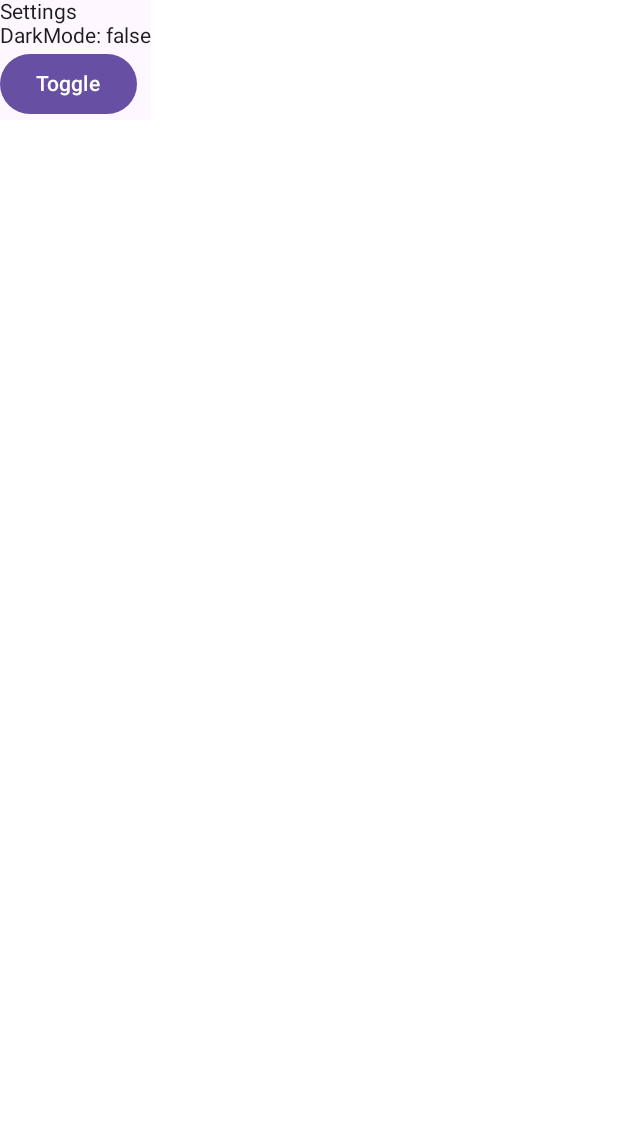
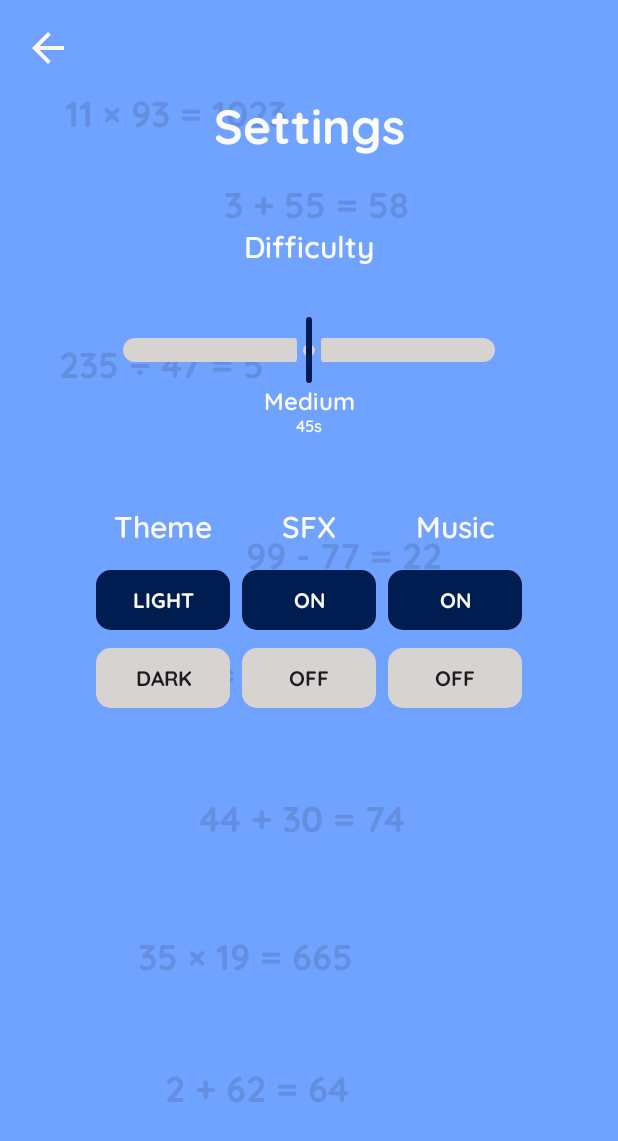
Before and after one commit to frichards17/QuickMaths, an Android app built with Jetpack Compose: the @Preview function Settings_Preview, on a phone screen of 412 x 824 dp. Shown: the top 1141 px of the screen. Run offline under Robolectric (Android 15) with nearby library versions, the phone set to English and light mode, and no system bars.

Commit message:
Implemented settings and navigation transitions

```diff
--- a/app/src/main/java/com/frankrichards/countdownnumbers/components/CustomButton.kt
+++ b/app/src/main/java/com/frankrichards/countdownnumbers/components/CustomButton.kt
@@ -1,6 +1,7 @@
 package com.frankrichards.countdownnumbers.components
 
 import android.content.res.Configuration
+import androidx.compose.foundation.layout.fillMaxWidth
 import androidx.compose.foundation.layout.padding
 import androidx.compose.foundation.layout.width
 import androidx.compose.foundation.shape.RoundedCornerShape
@@ -11,8 +12,11 @@ import androidx.compose.material3.Text
 import androidx.compose.runtime.Composable
 import androidx.compose.ui.Modifier
 import androidx.compose.ui.graphics.Color
+import androidx.compose.ui.text.TextStyle
 import androidx.compose.ui.text.style.TextAlign
 import androidx.compose.ui.tooling.preview.Preview
+import androidx.compose.ui.unit.Dp
+import androidx.compose.ui.unit.TextUnit
 import androidx.compose.ui.unit.dp
 import com.frankrichards.countdownnumbers.ui.theme.CountdownNumbersTheme
 import com.frankrichards.countdownnumbers.ui.theme.button
@@ -24,20 +28,22 @@ fun CustomButton(
     modifier: Modifier = Modifier,
     enabled: Boolean = true,
     color: Color = MaterialTheme.colorScheme.primary,
-    textColor: Color = MaterialTheme.colorScheme.onPrimary
+    textColor: Color = MaterialTheme.colorScheme.onPrimary,
+    textStyle: TextStyle = MaterialTheme.typography.button,
+    textPadding: Dp = 8.dp
 ){
     Button(
         onClick = onClick,
         shape = RoundedCornerShape(10.dp),
         enabled = enabled,
         colors = ButtonDefaults.buttonColors(containerColor = color),
-        modifier = modifier.width(200.dp)
+        modifier = modifier.fillMaxWidth()
     ) {
         Text(
             text.uppercase(),
             textAlign = TextAlign.Center,
-            style = MaterialTheme.typography.button,
-            modifier = Modifier.padding(8.dp),
+            style = textStyle,
+            modifier = Modifier.padding(vertical = textPadding),
             color = if(enabled) textColor else MaterialTheme.colorScheme.onSurface
         )
     }
--- /dev/null
+++ b/app/src/main/java/com/frankrichards/countdownnumbers/components/PreferenceSlider.kt
@@ -0,0 +1,162 @@
+package com.frankrichards.countdownnumbers.components
+
+import android.content.res.Configuration
+import androidx.compose.foundation.Canvas
+import androidx.compose.foundation.layout.Box
+import androidx.compose.foundation.layout.Column
+import androidx.compose.foundation.layout.fillMaxSize
+import androidx.compose.foundation.layout.fillMaxWidth
+import androidx.compose.foundation.layout.height
+import androidx.compose.foundation.layout.padding
+import androidx.compose.material3.ExperimentalMaterial3Api
+import androidx.compose.material3.MaterialTheme
+import androidx.compose.material3.Slider
+import androidx.compose.material3.SliderDefaults
+import androidx.compose.material3.Surface
+import androidx.compose.material3.Text
+import androidx.compose.runtime.Composable
+import androidx.compose.runtime.getValue
+import androidx.compose.runtime.mutableFloatStateOf
+import androidx.compose.runtime.mutableStateOf
+import androidx.compose.runtime.remember
+import androidx.compose.runtime.setValue
+import androidx.compose.ui.Alignment
+import androidx.compose.ui.Modifier
+import androidx.compose.ui.geometry.Offset
+import androidx.compose.ui.graphics.Color
+import androidx.compose.ui.platform.LocalDensity
+import androidx.compose.ui.tooling.preview.Preview
+import androidx.compose.ui.unit.dp
+import com.frankrichards.countdownnumbers.ui.theme.CountdownNumbersTheme
+import com.frankrichards.countdownnumbers.ui.theme.lightSurface
+import com.frankrichards.countdownnumbers.ui.theme.lightText
+
+@Composable
+fun SliderTicks(steps: Int) {
+    Box(
+        modifier = Modifier
+            .fillMaxWidth()
+            .height(10.dp)
+    ) {
+        val drawPadding: Float = with(LocalDensity.current) { 10.dp.toPx() }
+        val color = MaterialTheme.colorScheme.lightSurface
+        Canvas(modifier = Modifier.fillMaxSize()) {
+            val distance: Float = (size.width.minus(2 * drawPadding)).div(steps + 1)
+            for(index in 0..steps + 1){
+                drawCircle(
+                    color = color,
+                    radius = 4.dp.toPx(),
+                    center = Offset(x = drawPadding + index.times(distance), y = size.height / 2)
+                )
+            }
+        }
+    }
+}
+
+@OptIn(ExperimentalMaterial3Api::class)
+@Composable
+fun PreferenceSlider(
+    title: String,
+    steps: Int,
+    value: Float,
+    valueRange: ClosedFloatingPointRange<Float>,
+    thumbLabel: String,
+    sliderValueChanged: (Float) -> Unit,
+    modifier: Modifier = Modifier,
+    thumbSubLabel: String? = null
+    ){
+
+    Column(
+        modifier = modifier.padding(16.dp),
+        horizontalAlignment = Alignment.CenterHorizontally
+    ) {
+
+        Text(
+            title,
+            style = MaterialTheme.typography.titleSmall,
+            color = MaterialTheme.colorScheme.lightText,
+            modifier = Modifier.padding(bottom = 32.dp)
+        )
+
+        Box(
+            contentAlignment = Alignment.Center
+        ){
+
+            SliderTicks(steps)
+            Slider(
+                value = value,
+                onValueChange = sliderValueChanged,
+                steps = steps,
+                valueRange = valueRange,
+                colors = SliderDefaults.colors(
+                    thumbColor = MaterialTheme.colorScheme.primary,
+                    activeTrackColor = MaterialTheme.colorScheme.lightSurface,
+                    inactiveTrackColor = MaterialTheme.colorScheme.lightSurface,
+                    activeTickColor = MaterialTheme.colorScheme.lightSurface,
+                    inactiveTickColor = MaterialTheme.colorScheme.lightSurface,
+                )
+
+            )
+
+        }
+        Column(
+            horizontalAlignment = Alignment.CenterHorizontally
+        ){
+            Text(
+                thumbLabel,
+                style = MaterialTheme.typography.labelLarge,
+                color = MaterialTheme.colorScheme.lightText
+            )
+            if(thumbSubLabel != null) {
+                Text(
+                    thumbSubLabel,
+                    style = MaterialTheme.typography.labelSmall,
+                    color = MaterialTheme.colorScheme.lightText
+                )
+            }
+        }
+    }
+}
+
+@Preview
+@Preview(uiMode = Configuration.UI_MODE_NIGHT_YES)
+@Composable
+private fun PreferenceSliderPreview2() {
+
+    var value by remember {
+        mutableFloatStateOf(1f)
+    }
+
+    var label by remember {
+        mutableStateOf("Medium")
+    }
+
+    CountdownNumbersTheme {
+        Surface(
+            color = MaterialTheme.colorScheme.secondary
+        ) {
+
+            PreferenceSlider(
+                title = "Difficulty",
+                steps = 1,
+                value = value,
+                valueRange = 1f..3f,
+                thumbLabel = label,
+                sliderValueChanged = {
+                    value = it
+                    when(value){
+                        30f -> {
+                            label = "Hard"
+                        }
+                        45f -> {
+                            label = "Medium"
+                        }
+                        60f -> {
+                            label = "Easy"
+                        }
+                    }
+                }
+            )
+        }
+    }
+}
--- /dev/null
+++ b/app/src/main/java/com/frankrichards/countdownnumbers/components/TogglePreference.kt
@@ -0,0 +1,99 @@
+package com.frankrichards.countdownnumbers.components
+
+import androidx.compose.foundation.layout.Arrangement
+import androidx.compose.foundation.layout.Column
+import androidx.compose.foundation.layout.padding
+import androidx.compose.material3.MaterialTheme
+import androidx.compose.material3.Text
+import androidx.compose.runtime.Composable
+import androidx.compose.runtime.getValue
+import androidx.compose.runtime.mutableStateOf
+import androidx.compose.runtime.remember
+import androidx.compose.runtime.setValue
+import androidx.compose.ui.Alignment
+import androidx.compose.ui.Modifier
+import androidx.compose.ui.tooling.preview.Preview
+import androidx.compose.ui.unit.dp
+import com.frankrichards.countdownnumbers.ui.theme.CountdownNumbersTheme
+import com.frankrichards.countdownnumbers.ui.theme.buttonSmall
+import com.frankrichards.countdownnumbers.ui.theme.lightText
+
+@Composable
+fun TogglePreference(
+    title: String,
+    onButtonPress: (Boolean) -> Unit,
+    modifier: Modifier = Modifier,
+    primaryButtonText: String = "ON",
+    secondaryButtonText: String = "OFF",
+    isPrimarySelected: Boolean = true
+) {
+    Column(
+        horizontalAlignment = Alignment.CenterHorizontally,
+        verticalArrangement = Arrangement.spacedBy(4.dp),
+        modifier = modifier
+    ) {
+        Text(
+            title,
+            style = MaterialTheme.typography.titleSmall,
+            color = MaterialTheme.colorScheme.lightText,
+            modifier = Modifier.padding(bottom = 8.dp)
+        )
+
+        CustomButton(
+            text = primaryButtonText,
+            onClick = { onButtonPress(true) },
+            textStyle = MaterialTheme.typography.buttonSmall,
+            textPadding = 2.dp,
+            color = if(isPrimarySelected){
+                MaterialTheme.colorScheme.primary
+            }else{
+                MaterialTheme.colorScheme.surface
+            },
+            textColor = if(isPrimarySelected){
+                MaterialTheme.colorScheme.onPrimary
+            }else{
+                MaterialTheme.colorScheme.onSurface
+            }
+        )
+
+        CustomButton(
+            text = secondaryButtonText,
+            onClick = { onButtonPress(false) },
+            textStyle = MaterialTheme.typography.buttonSmall,
+            textPadding = 2.dp,
+            color = if(isPrimarySelected){
+                MaterialTheme.colorScheme.surface
+            }else{
+                MaterialTheme.colorScheme.primary
+            },
+            textColor = if(isPrimarySelected){
+                MaterialTheme.colorScheme.onSurface
+            }else{
+                MaterialTheme.colorScheme.onPrimary
+            }
+        )
+
+
+    }
+}
+
+@Preview
+@Composable
+private fun TogglePreference_Preview() {
+
+    var darkMode by remember {
+        mutableStateOf(false)
+    }
+
+    CountdownNumbersTheme {
+        TogglePreference(
+            title = "Theme",
+            onButtonPress = {
+                darkMode = !it
+            },
+            primaryButtonText = "LIGHT",
+            secondaryButtonText = "DARK",
+            isPrimarySelected = !darkMode
+        )
+    }
+}
--- a/app/src/main/java/com/frankrichards/countdownnumbers/data/DataStoreManager.kt
+++ b/app/src/main/java/com/frankrichards/countdownnumbers/data/DataStoreManager.kt
@@ -8,6 +8,8 @@ import kotlinx.coroutines.flow.map
 import androidx.datastore.preferences.core.Preferences
 import androidx.datastore.preferences.core.booleanPreferencesKey
 import androidx.datastore.preferences.core.edit
+import androidx.datastore.preferences.core.stringPreferencesKey
+import com.frankrichards.countdownnumbers.screens.Difficulty
 import kotlinx.coroutines.flow.Flow
 
 const val SETTINGS = "settings"
@@ -16,19 +18,61 @@ private val Context.dataStore: DataStore<Preferences> by preferencesDataStore(na
 class DataStoreManager(private val context: Context) {
 
     companion object {
-        val TIMER = intPreferencesKey("timer")
+        val DIFFICULTY = stringPreferencesKey("difficulty")
         val DARK_MODE = booleanPreferencesKey("dark_mode")
+        val MUSIC = booleanPreferencesKey("music")
+        val SFX = booleanPreferencesKey("sfx")
     }
 
+    //region DARK MODE
     suspend fun storeDarkMode(b: Boolean) {
         context.dataStore.edit { prefs ->
             prefs[DARK_MODE] = b
         }
     }
 
-    val darkModeFlow: Flow<Boolean?> = context.dataStore.data.map { preferences ->
-        preferences[DARK_MODE] ?: false
+    val darkModeFlow: Flow<Boolean> = context.dataStore.data.map { prefs ->
+        prefs[DARK_MODE] ?: false
     }
+    //endregion
+
+    //region DIFFICULTY
+    suspend fun storeDifficulty(difficulty: String) {
+        context.dataStore.edit { prefs ->
+            prefs[DIFFICULTY] = difficulty
+        }
+    }
+
+    val difficultyFlow: Flow<String> = context.dataStore.data.map { prefs ->
+        prefs[DIFFICULTY] ?: Difficulty.S_MEDIUM
+    }
+    //endregion
+
+    //region MUSIC
+    suspend fun storeMusic(b: Boolean) {
+        context.dataStore.edit { prefs ->
+            prefs[MUSIC] = b
+        }
+    }
+
+    val musicFlow: Flow<Boolean> = context.dataStore.data.map { prefs ->
+        prefs[MUSIC] ?: true
+    }
+    //endregion
+
+    //region SFX
+    suspend fun storeSFX(b: Boolean) {
+        context.dataStore.edit { prefs ->
+            prefs[SFX] = b
+        }
+    }
+
+    val SFXFlow: Flow<Boolean> = context.dataStore.data.map { prefs ->
+        prefs[SFX] ?: true
+    }
+    //endregion
+
+
 
 }
 
--- a/app/src/main/java/com/frankrichards/countdownnumbers/screens/MainMenu.kt
+++ b/app/src/main/java/com/frankrichards/countdownnumbers/screens/MainMenu.kt
@@ -25,6 +25,7 @@ import androidx.compose.runtime.setValue
 import androidx.compose.ui.Alignment
 import androidx.compose.ui.Modifier
 import androidx.compose.ui.graphics.Color
+import androidx.compose.ui.platform.LocalContext
 import androidx.compose.ui.res.painterResource
 import androidx.compose.ui.text.style.TextAlign
 import androidx.compose.ui.tooling.preview.Preview
@@ -33,6 +34,7 @@ import androidx.lifecycle.viewmodel.compose.viewModel
 import com.frankrichards.countdownnumbers.R
 import com.frankrichards.countdownnumbers.components.CustomButton
 import com.frankrichards.countdownnumbers.components.ScrollingMaths
+import com.frankrichards.countdownnumbers.data.DataStoreManager
 import com.frankrichards.countdownnumbers.model.AppViewModel
 import com.frankrichards.countdownnumbers.nav.NavigationItem
 import com.frankrichards.countdownnumbers.ui.theme.CountdownNumbersTheme
@@ -41,7 +43,7 @@ import kotlinx.coroutines.delay
 @Composable
 fun MainMenu(
     navigateTo: (route: String) -> Unit,
-    viewModel: AppViewModel = viewModel()
+    viewModel: AppViewModel = AppViewModel(DataStoreManager(LocalContext.current))
 ){
     val scope = rememberCoroutineScope()
     var showButtons by remember { mutableStateOf(false) }
@@ -84,7 +86,6 @@ fun MainMenu(
                         viewModel.resetGame()
                         navigateTo(NavigationItem.Gameplay.route)
                     },
-                    modifier = Modifier.fillMaxWidth()
                 )
                 CustomButton(
                     text = "SETTINGS",
@@ -93,7 +94,6 @@ fun MainMenu(
                     },
                     color = MaterialTheme.colorScheme.background,
                     textColor = MaterialTheme.colorScheme.onBackground,
-                    modifier = Modifier.fillMaxWidth()
                 )
             }
         }
--- a/app/src/main/java/com/frankrichards/countdownnumbers/screens/Settings.kt
+++ b/app/src/main/java/com/frankrichards/countdownnumbers/screens/Settings.kt
@@ -1,37 +1,184 @@
 package com.frankrichards.countdownnumbers.screens
 
+import androidx.compose.foundation.layout.Arrangement
 import androidx.compose.foundation.layout.Column
+import androidx.compose.foundation.layout.Row
+import androidx.compose.foundation.layout.fillMaxWidth
+import androidx.compose.foundation.layout.padding
+import androidx.compose.foundation.layout.size
+import androidx.compose.material.icons.Icons
+import androidx.compose.material.icons.filled.ArrowBack
 import androidx.compose.material3.Button
+import androidx.compose.material3.Icon
+import androidx.compose.material3.IconButton
 import androidx.compose.material3.MaterialTheme
 import androidx.compose.material3.Surface
 import androidx.compose.material3.Text
 import androidx.compose.runtime.Composable
 import androidx.compose.runtime.collectAsState
 import androidx.compose.runtime.getValue
+import androidx.compose.ui.Alignment
+import androidx.compose.ui.Modifier
 import androidx.compose.ui.platform.LocalContext
 import androidx.compose.ui.tooling.preview.Preview
+import androidx.compose.ui.unit.dp
+import com.frankrichards.countdownnumbers.R
+import com.frankrichards.countdownnumbers.components.CustomIconButton
+import com.frankrichards.countdownnumbers.components.PreferenceSlider
+import com.frankrichards.countdownnumbers.components.ScrollingMaths
+import com.frankrichards.countdownnumbers.components.TogglePreference
 import com.frankrichards.countdownnumbers.data.DataStoreManager
 import com.frankrichards.countdownnumbers.model.AppViewModel
+import com.frankrichards.countdownnumbers.nav.NavigationItem
+import com.frankrichards.countdownnumbers.ui.theme.CountdownNumbersTheme
+import com.frankrichards.countdownnumbers.ui.theme.lightText
+
+class Difficulty(val id: Float, val label: String, val seconds: Int){
+
+    companion object{
+        val EASY = Difficulty(1f, "Easy", 60)
+        val MEDIUM = Difficulty(2f, "Medium", 45)
+        val HARD = Difficulty(3f, "Hard", 30)
+
+        const val S_EASY = "easy"
+        const val S_MEDIUM = "medium"
+        const val S_HARD = "hard"
+
+        fun getFromString(s: String): Difficulty?{
+            when(s.lowercase()){
+                S_EASY -> {
+                    return EASY
+                }
+                S_MEDIUM -> {
+                    return MEDIUM
+                }
+                S_HARD -> {
+                    return HARD
+                }
+            }
+            return null
+        }
+
+        fun getFromID(f: Float): Difficulty?{
+            when(f){
+                1f -> {
+                    return EASY
+                }
+                2f -> {
+                    return MEDIUM
+                }
+                3f -> {
+                    return HARD
+                }
+            }
+            return null
+        }
+    }
+
+}
+
+@Composable
+fun DifficultySlider(
+    difficulty: Difficulty,
+    sliderValueChanged: (Difficulty) -> Unit
+){
+    PreferenceSlider(
+        title = "Difficulty",
+        steps = 1,
+        value = difficulty.id,
+        valueRange = 1f..3f,
+        thumbLabel = difficulty.label,
+        thumbSubLabel = "${difficulty.seconds}s",
+        sliderValueChanged = { id ->
+            Difficulty.getFromID(id)?.let {
+                sliderValueChanged(it)
+            }
+        }
+    )
+}
 
 @Composable
 fun Settings(
     navigateTo: (route: String) -> Unit,
     viewModel: AppViewModel
 ){
+    val difficultyStringState by viewModel.settings.difficultyFlow.collectAsState(initial = Difficulty.S_MEDIUM)
     val darkModeState by viewModel.settings.darkModeFlow.collectAsState(initial = false)
+    val SFXState by viewModel.settings.SFXFlow.collectAsState(initial = true)
+    val musicState by viewModel.settings.musicFlow.collectAsState(initial = true)
+
+
 
     Surface(
-        color = MaterialTheme.colorScheme.background
+        color = MaterialTheme.colorScheme.secondary
     ) {
+
+        ScrollingMaths()
+
         Column{
-            Text("Settings")
+            IconButton(
+                onClick = { navigateTo(NavigationItem.Menu.route) },
+                modifier = Modifier.padding(8.dp)
+            ) {
+                Icon(
+                    Icons.Filled.ArrowBack,
+                    "Back Icon",
+                    tint = MaterialTheme.colorScheme.lightText,
+                    modifier = Modifier.size(32.dp)
+                )
+            }
+        }
 
-            Text("DarkMode: $darkModeState")
-            Button(onClick = {
-                viewModel.setDarkMode(!darkModeState!!)
-            }) {
-                Text("Toggle")
+        Column(
+            verticalArrangement = Arrangement.spacedBy(32.dp, alignment = Alignment.CenterVertically),
+            horizontalAlignment = Alignment.CenterHorizontally,
+            modifier = Modifier.padding(64.dp)
+        ){
+            Text(
+                "Settings",
+                style = MaterialTheme.typography.titleLarge,
+                color = MaterialTheme.colorScheme.lightText
+            )
+
+            DifficultySlider(
+                difficulty = Difficulty.getFromString(difficultyStringState) ?: Difficulty.MEDIUM,
+                sliderValueChanged = {
+                    viewModel.setDifficulty(it)
                 }
+            )
+
+            Row(
+                horizontalArrangement = Arrangement.spacedBy(8.dp),
+                modifier = Modifier.fillMaxWidth()
+            ){
+                TogglePreference(
+                    title = "Theme",
+                    onButtonPress = {
+                        viewModel.setDarkMode(!it)
+                    },
+                    primaryButtonText = "LIGHT",
+                    secondaryButtonText = "DARK",
+                    isPrimarySelected = !darkModeState,
+                    modifier = Modifier.weight(1f)
+                )
+                TogglePreference(
+                    title = "SFX",
+                    onButtonPress = {
+                        viewModel.setSFX(it)
+                    },
+                    isPrimarySelected = SFXState,
+                    modifier = Modifier.weight(1f)
+                )
+                TogglePreference(
+                    title = "Music",
+                    onButtonPress = {
+                        viewModel.setMusic(it)
+                    },
+                    isPrimarySelected = musicState,
+                    modifier = Modifier.weight(1f)
+                )
+            }
+
         }
     }
 }
@@ -40,6 +187,7 @@ fun Settings(
 @Composable
 fun Settings_Preview(){
 
+    CountdownNumbersTheme {
         Settings(
             {},
             AppViewModel(
@@ -49,3 +197,5 @@ fun Settings_Preview(){
             )
         )
     }
+
+}
--- a/app/src/main/java/com/frankrichards/countdownnumbers/ui/theme/Theme.kt
+++ b/app/src/main/java/com/frankrichards/countdownnumbers/ui/theme/Theme.kt
@@ -71,6 +71,16 @@ val ColorScheme.onPositive: Color
         return LightGreen
     }
 
+val ColorScheme.lightText: Color
+    get() {
+        return White
+    }
+
+val ColorScheme.lightSurface: Color
+    get() {
+        return OffWhite
+    }
+
 val ColorScheme.secondaryOnBackground: Color
     @Composable
     get() {
--- a/app/src/main/java/com/frankrichards/countdownnumbers/ui/theme/Type.kt
+++ b/app/src/main/java/com/frankrichards/countdownnumbers/ui/theme/Type.kt
@@ -38,7 +38,18 @@ val Typography = Typography(
         fontFamily = quicksand,
         fontWeight = FontWeight.Normal,
         fontSize = 18.sp
+    ),
+    labelLarge = TextStyle(
+        fontFamily = quicksand,
+        fontWeight = FontWeight.SemiBold,
+        fontSize = 16.sp
+    ),
+    labelSmall = TextStyle(
+        fontFamily = quicksand,
+        fontWeight = FontWeight.SemiBold,
+        fontSize = 11.sp
     )
+
 )
 
 val Typography.button: TextStyle
@@ -46,6 +57,13 @@ val Typography.button: TextStyle
         fontFamily = quicksand,
         fontWeight = FontWeight.Bold,
         fontSize = 24.sp
+    )
+
+val Typography.buttonSmall: TextStyle
+    get() = TextStyle(
+        fontFamily = quicksand,
+        fontWeight = FontWeight.Bold,
+        fontSize = 14.sp
     )
 
 val Typography.targetNum: TextStyle
```
Also changed, not shown: app/src/main/java/com/frankrichards/countdownnumbers/MainActivity.kt (+5 -3 lines), app/src/main/java/com/frankrichards/countdownnumbers/model/AppViewModel.kt (+19 -0 lines), app/src/main/java/com/frankrichards/countdownnumbers/nav/AppNavHost.kt (+147 -3 lines). Lines whose indentation alone changed are shown as unchanged.
